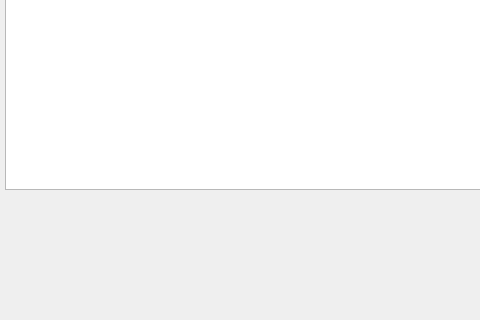
This is mainwindow.ui in guminssa/DuplicateFinder as Qt 5 draws it before an edit; both pictures show x 0 to 480 and y 402 to 722 of the 1150 by 722 pixel window. The edited form follows.
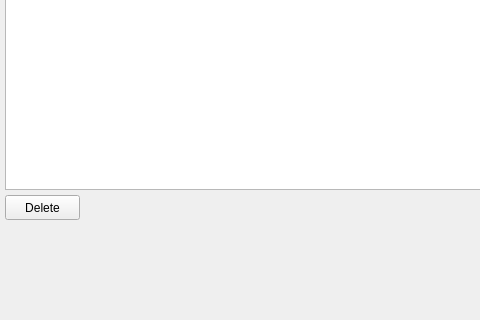
This is the edited form.

Patch:
```diff
--- a/mainwindow.ui
+++ b/mainwindow.ui
@@ -96,6 +96,19 @@
      </rect>
     </property>
    </widget>
+   <widget class="QPushButton" name="pushButton">
+    <property name="geometry">
+     <rect>
+      <x>5</x>
+      <y>580</y>
+      <width>75</width>
+      <height>25</height>
+     </rect>
+    </property>
+    <property name="text">
+     <string>Delete</string>
+    </property>
+   </widget>
   </widget>
   <widget class="QMenuBar" name="menuBar">
    <property name="geometry">
```
